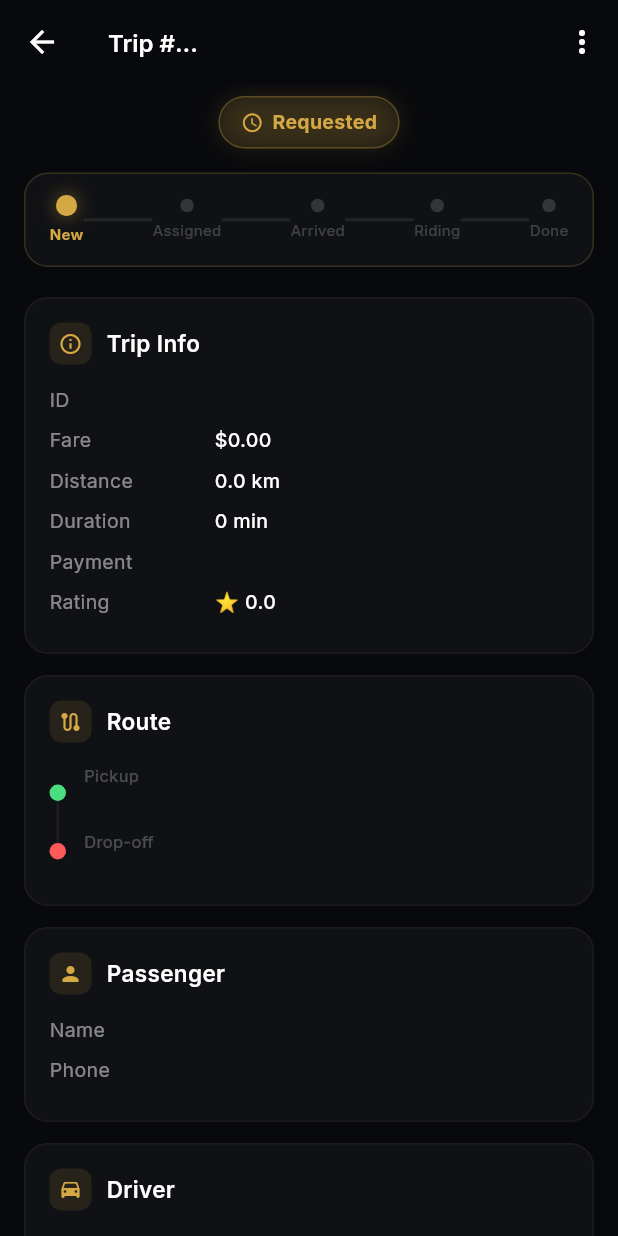
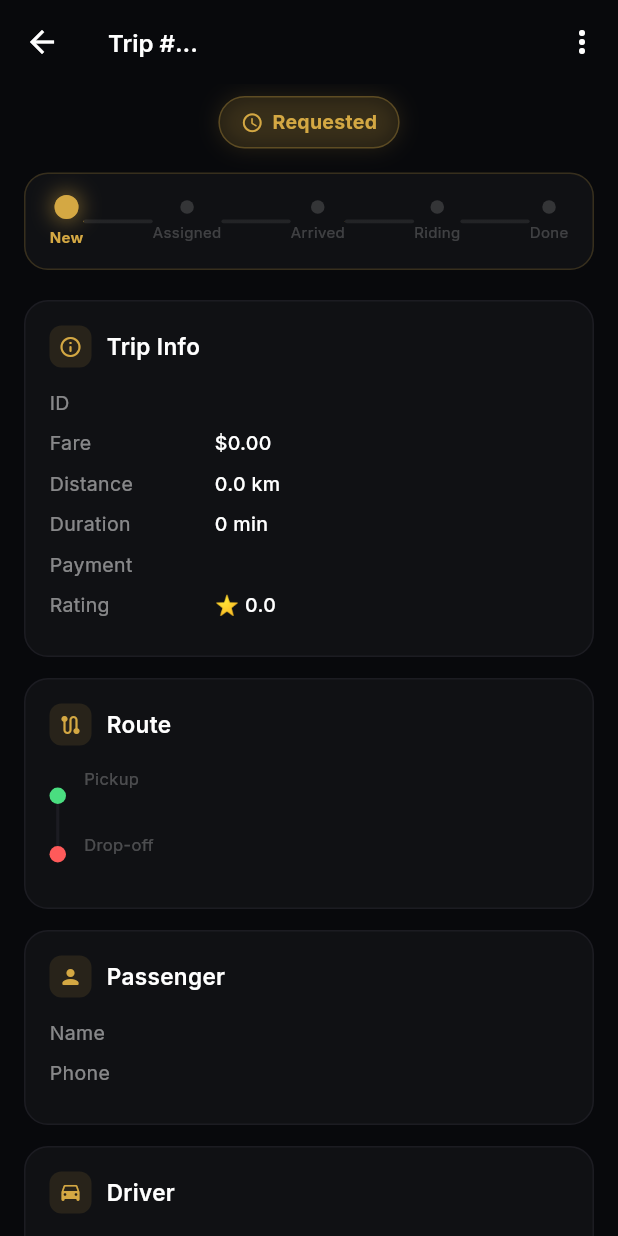
Before and after one commit to josmash2021-cmd/dispatch_app, a Flutter app: the TripDetailScreen screen opened directly with empty values, on a phone screen of 412 x 824 dp. Run offline on Flutter 3.47's test engine with Material 3 defaults, Android fonts, the phone set to English and light mode, and no system bars; our stand-ins replace cloud_firestore, firebase_auth, firebase_core, fl_chart, google_fonts, timeago; accounts and stored records are empty.

Commit message:
Real-time animated pipeline bar: smooth transitions on status change in both trip card and detail screen, ValueKey for proper widget identity

```diff
--- a/lib/screens/trip_detail_screen.dart
+++ b/lib/screens/trip_detail_screen.dart
@@ -17,29 +17,67 @@ class TripDetailScreen extends StatefulWidget {
   State<TripDetailScreen> createState() => _TripDetailScreenState();
 }
 
-class _TripDetailScreenState extends State<TripDetailScreen> {
+class _TripDetailScreenState extends State<TripDetailScreen>
+    with SingleTickerProviderStateMixin {
   final TripService _tripService = TripService();
   final DriverService _driverService = DriverService();
   StreamSubscription? _tripSub;
   TripModel? _currentTrip;
 
+  // Pipeline animation
+  late AnimationController _pipeCtrl;
+  late Animation<double> _pipeAnim;
+  double _fromStep = 0;
+  double _toStep = 0;
+
+  int _pipeStepIndex(TripStatus s) {
+    switch (s) {
+      case TripStatus.requested:     return 0;
+      case TripStatus.accepted:      return 1;
+      case TripStatus.driverArrived: return 2;
+      case TripStatus.inProgress:    return 3;
+      case TripStatus.completed:     return 4;
+      case TripStatus.cancelled:     return -1;
+    }
+  }
+
   @override
   void initState() {
     super.initState();
     _currentTrip = widget.trip;
+    _fromStep = _toStep = _pipeStepIndex(widget.trip.status).toDouble();
+    _pipeCtrl = AnimationController(
+      vsync: this,
+      duration: const Duration(milliseconds: 700),
+    );
+    _pipeAnim = Tween<double>(begin: _fromStep, end: _toStep).animate(
+      CurvedAnimation(parent: _pipeCtrl, curve: Curves.easeOutCubic),
+    );
     _tripSub = _tripService.getTripStream(widget.trip.tripId).listen(
       (updated) {
         if (updated != null && mounted) {
+          final newStep = _pipeStepIndex(updated.status).toDouble();
+          if (newStep != _toStep) {
+            _fromStep = _pipeAnim.value;
+            _toStep = newStep;
+            _pipeAnim = Tween<double>(begin: _fromStep, end: _toStep).animate(
+              CurvedAnimation(parent: _pipeCtrl, curve: Curves.easeOutCubic),
+            );
+            _pipeCtrl
+              ..reset()
+              ..forward();
+          }
           setState(() => _currentTrip = updated);
         }
       },
-      onError: (_) {}, // keep showing last known state on error
+      onError: (_) {},
     );
   }
 
   @override
   void dispose() {
     _tripSub?.cancel();
+    _pipeCtrl.dispose();
     super.dispose();
   }
 
@@ -79,9 +117,12 @@ class _TripDetailScreenState extends State<TripDetailScreen> {
         child: Column(crossAxisAlignment: CrossAxisAlignment.start, children: [
           Center(child: StatusBadge(status: trip.status)),
           const SizedBox(height: 16),
-          // ── Status pipeline ──
+          // ── Status pipeline (animated real-time) ──
           if (trip.status != TripStatus.cancelled)
-            _buildStatusPipeline(trip.status),
+            AnimatedBuilder(
+              animation: _pipeAnim,
+              builder: (_, __) => _buildStatusPipeline(_pipeAnim.value),
+            ),
           if (trip.status == TripStatus.cancelled)
             _buildCancelledBanner(),
           const SizedBox(height: 20),
@@ -225,19 +266,7 @@ class _TripDetailScreenState extends State<TripDetailScreen> {
 
   static const _pipelineLabels = ['New', 'Assigned', 'Arrived', 'Riding', 'Done'];
 
-  int _stepIndex(TripStatus s) {
-    switch (s) {
-      case TripStatus.requested:    return 0;
-      case TripStatus.accepted:     return 1;
-      case TripStatus.driverArrived: return 2;
-      case TripStatus.inProgress:   return 3;
-      case TripStatus.completed:    return 4;
-      case TripStatus.cancelled:    return -1;
-    }
-  }
-
-  Widget _buildStatusPipeline(TripStatus s) {
-    final current = _stepIndex(s);
+  Widget _buildStatusPipeline(double animStep) {
     return Container(
       padding: const EdgeInsets.symmetric(horizontal: 16, vertical: 14),
       decoration: BoxDecoration(
@@ -248,37 +277,44 @@ class _TripDetailScreenState extends State<TripDetailScreen> {
       child: Row(
         children: List.generate(_pipelineLabels.length * 2 - 1, (i) {
           if (i.isOdd) {
-            final filled = current > i ~/ 2;
+            // Animated connector line
+            final lineIndex = i ~/ 2;
+            final fill = (animStep - lineIndex).clamp(0.0, 1.0);
             return Expanded(
               child: Container(
-                height: 2,
+                height: 2.5,
                 decoration: BoxDecoration(
-                  borderRadius: BorderRadius.circular(1),
-                  color: filled
-                      ? AppColors.primary.withValues(alpha: 0.70)
-                      : Colors.white.withValues(alpha: 0.08),
+                  borderRadius: BorderRadius.circular(1.25),
+                  gradient: LinearGradient(
+                    stops: [fill, fill],
+                    colors: [
+                      AppColors.primary.withValues(alpha: 0.70),
+                      Colors.white.withValues(alpha: 0.08),
+                    ],
+                  ),
                 ),
               ),
             );
           }
           final idx = i ~/ 2;
-          final isActive = current == idx;
-          final isDone = current > idx;
+          final isActive = _toStep.round() == idx;
+          final isDone = animStep > idx + 0.5;
           final color = (isActive || isDone) ? AppColors.primary : Colors.white.withValues(alpha: 0.15);
           return Column(mainAxisSize: MainAxisSize.min, children: [
-            Container(
-              width: isActive ? 14 : 9,
-              height: isActive ? 14 : 9,
+            AnimatedContainer(
+              duration: const Duration(milliseconds: 300),
+              width: isActive ? 16 : (isDone ? 12 : 9),
+              height: isActive ? 16 : (isDone ? 12 : 9),
               decoration: BoxDecoration(
                 shape: BoxShape.circle,
                 color: color,
-                border: isActive ? Border.all(color: AppColors.primary.withValues(alpha: 0.40), width: 2.5) : null,
+                border: isActive ? Border.all(color: AppColors.primary.withValues(alpha: 0.50), width: 2.5) : null,
                 boxShadow: isActive
-                    ? [BoxShadow(color: AppColors.primary.withValues(alpha: 0.50), blurRadius: 10)]
-                    : isDone ? [BoxShadow(color: AppColors.primary.withValues(alpha: 0.25), blurRadius: 5)] : [],
+                    ? [BoxShadow(color: AppColors.primary.withValues(alpha: 0.60), blurRadius: 12, spreadRadius: 1)]
+                    : isDone ? [BoxShadow(color: AppColors.primary.withValues(alpha: 0.30), blurRadius: 6)] : [],
               ),
               child: isDone
-                  ? const Icon(Icons.check, size: 6, color: Color(0xFF08090C))
+                  ? const Icon(Icons.check, size: 7, color: Color(0xFF08090C))
                   : null,
             ),
             const SizedBox(height: 5),
@@ -290,7 +326,7 @@ class _TripDetailScreenState extends State<TripDetailScreen> {
                 color: isActive
                     ? AppColors.primary
                     : isDone
-                        ? Colors.white.withValues(alpha: 0.50)
+                        ? Colors.white.withValues(alpha: 0.55)
                         : Colors.white.withValues(alpha: 0.20),
               ),
             ),
--- a/lib/screens/trip_list_screen.dart
+++ b/lib/screens/trip_list_screen.dart
@@ -137,6 +137,7 @@ class _TripListScreenState extends State<TripListScreen> {
         itemBuilder: (context, i) {
           final trip = trips.trips[i];
           return TripCard(
+            key: ValueKey(trip.tripId),
             trip: trip,
             onTap: () => Navigator.push(context, sharedAxisVerticalRoute(TripDetailScreen(trip: trip))),
           );
```
